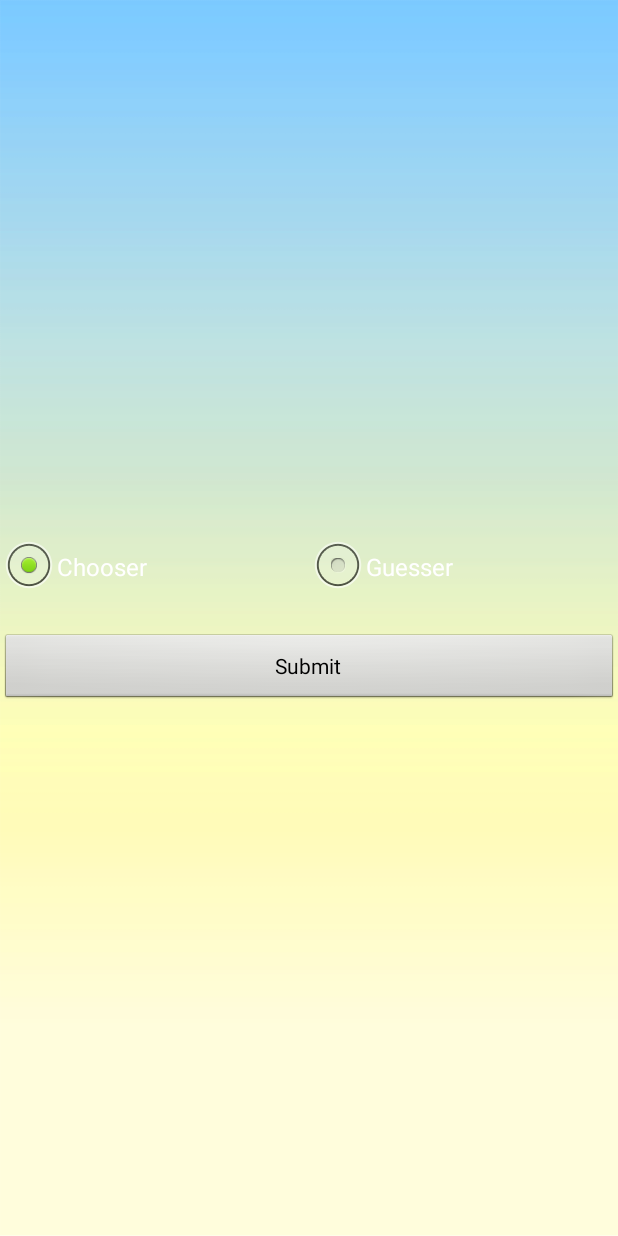
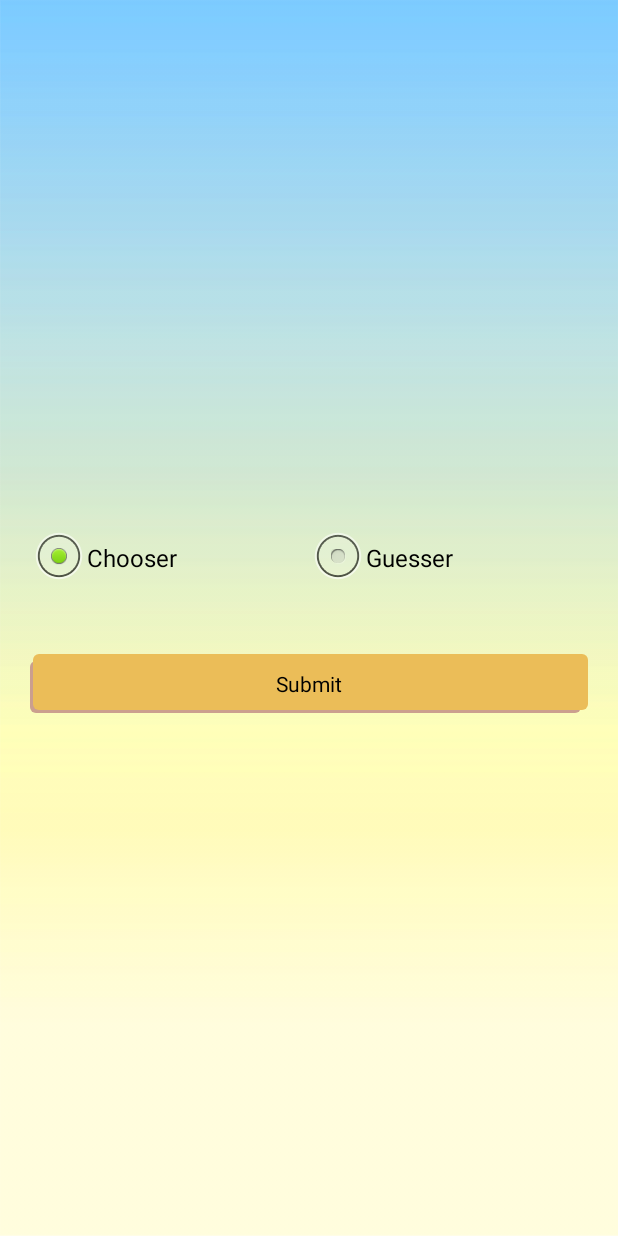
Before and after one commit to sachin-sable/QP-hack-bulls-and-cows-android, an Android app: the screen it shows after launch (SplashScreenActivity), on a phone screen of 412 x 824 dp. Run offline under Robolectric (Android 15) with nearby library versions, the phone set to English and light mode, and no system bars; our stand-ins replace Firebase (no records; nobody signed in at launch, a user with empty details on screens opened directly).

Commit message:
Splash screen UI clean up

```diff
--- /dev/null
+++ b/app/src/main/res/drawable/login_button_selectore.xml
@@ -0,0 +1,23 @@
+<?xml version="1.0" encoding="utf-8"?>
+<selector xmlns:android="http://schemas.android.com/apk/res/android">
+    <item>
+        <layer-list>
+            <item android:right="5dp" android:top="5dp">
+                <shape>
+                    <corners android:radius="4dp" />
+                    <solid android:color="#CB9F8E" />
+                </shape>
+            </item>
+            <item android:bottom="2dp" android:left="2dp">
+                <shape>
+                    <gradient android:angle="270"
+                        android:endColor="#EBBD58" android:startColor="#EBBD58" />
+                    <stroke android:width="0dp" android:color="#BABABA" />
+                    <corners android:radius="4dp" />
+                    <padding android:bottom="10dp" android:left="10dp"
+                        android:right="10dp" android:top="10dp" />
+                </shape>
+            </item>
+        </layer-list>
+    </item>
+</selector>
--- a/app/src/main/res/layout/activity_splash_screen.xml
+++ b/app/src/main/res/layout/activity_splash_screen.xml
@@ -15,6 +15,7 @@
             android:layout_width="match_parent"
             android:layout_height="wrap_content"
             android:orientation="horizontal"
+            android:layout_margin="20dp"
             android:weightSum="2">
 
 
@@ -23,6 +24,7 @@
                 android:layout_width="0dp"
                 android:layout_height="wrap_content"
                 android:layout_weight="1"
+                android:textColor="@android:color/black"
                 android:checked="true"
                 android:text="Chooser" />
 
@@ -31,6 +33,7 @@
                 android:layout_width="0dp"
                 android:layout_height="wrap_content"
                 android:layout_weight="1"
+                android:textColor="@android:color/black"
                 android:text="Guesser" />
         </RadioGroup>
 
@@ -39,8 +42,11 @@
             android:id="@+id/submit_button"
             android:layout_width="match_parent"
             android:layout_height="wrap_content"
-            android:layout_marginTop="20dp"
+            android:layout_margin="20dp"
+            android:textColor="@android:color/black"
+            android:background="@drawable/login_button_selectore"
             android:text="Submit" />
 
     </LinearLayout>
+
 </RelativeLayout>
```
Also changed, not shown: app/src/main/res/drawable-hdpi/background.png (deleted), app/src/main/res/drawable/background.png (added).
